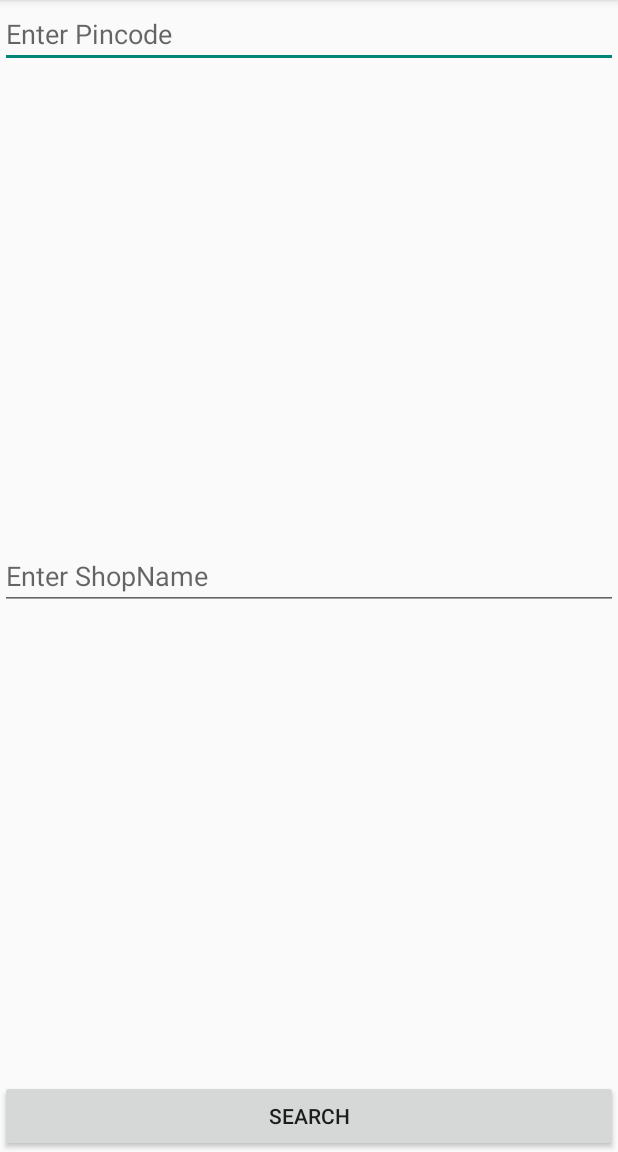
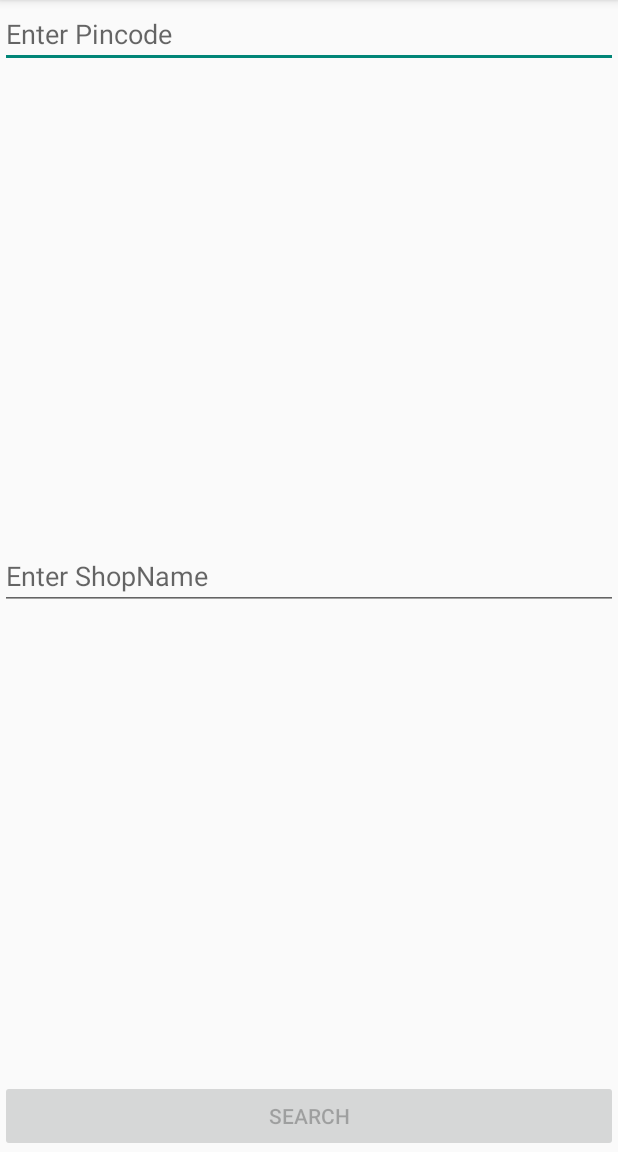
Before and after one commit to getmedsoon/GetMedSoon, an Android app: the screen it shows after launch (MainActivity), after a tap on "Find Shop", on a phone screen of 412 x 824 dp, the part 84-1236 px from its top. Run offline under Robolectric (Android 15) with nearby library versions, the phone set to English and light mode, and no system bars; 2 statements that could not run were skipped.

```diff
--- a/app/src/main/AndroidManifest.xml
+++ b/app/src/main/AndroidManifest.xml
@@ -54,6 +54,11 @@
         <activity
             android:name=".searchpage.SearchMedicineActivity"
             android:label="@string/title_activity_search_Medicine" />
+
+        <activity
+            android:name=".searchpage.SearchShopActivity"
+            android:label="@string/title_activity_search_Shop" />
+
     </application>
 
 </manifest>
--- a/app/src/main/java/com/mosh/getmedsoon/MainActivity.java
+++ b/app/src/main/java/com/mosh/getmedsoon/MainActivity.java
@@ -172,7 +172,7 @@ public class MainActivity extends ActionBarActivity
                 case 1:
                     rootView = inflater.inflate(R.layout.fragment_main_med, container, false);
                  //   testAppengine();
-//                    validate1(rootView);
+                  validate1(rootView);
 //                    TextView textView = (TextView) rootView.findViewById(R.id.section_label);
 //                    textView.setText("Epic"+Integer.toString(getArguments().getInt(ARG_SECTION_NUMBER)));
 
@@ -210,13 +210,13 @@ public class MainActivity extends ActionBarActivity
         private void validate1(View rootView) {
             pincode=(EditText)rootView.findViewById(R.id.textPincode);
             shopName=(EditText)rootView.findViewById(R.id.textShopName);
-            searchButton=(Button)rootView.findViewById(R.id.buttonSearch);
+            searchButton=(Button)rootView.findViewById(R.id.buttonSearchShop);
             searchButton.setEnabled(false);
             searchButton.setOnClickListener(new View.OnClickListener() {
                 @Override
                 public void onClick(View view) {
                     Intent myintent = new Intent();
-                    myintent.setClassName("com.mosh.getmedsoon","com.mosh.getmedsoon.SearchResultsActivity");
+                    myintent.setClassName("com.mosh.getmedsoon","com.mosh.getmedsoon.searchpage.SearchShopActivity");
                     startActivity(myintent);
                 }
             });
@@ -360,6 +360,7 @@ public class MainActivity extends ActionBarActivity
 
         }
 
+
     }
 
     public void getInfo(){
--- a/app/src/main/java/com/mosh/getmedsoon/SQLiteDatabaseHit/SqliteController.java
+++ b/app/src/main/java/com/mosh/getmedsoon/SQLiteDatabaseHit/SqliteController.java
@@ -53,7 +53,7 @@ public class SqliteController  extends SQLiteOpenHelper {
             database.insert("MemberDetails", null, values);
             database.close();
             //getMedSoonCostants.perferenceCheck=true;
-           settings.edit().putBoolean("my_first_time", false).commit();
+           settings.edit().putBoolean("my_first_time", false).apply();
     }
 
    /* public int updateStudent(HashMap<String, String> queryValues) {
--- a/app/src/main/res/layout/activity_splash.xml
+++ b/app/src/main/res/layout/activity_splash.xml
@@ -14,8 +14,8 @@
     <TextView
         android:layout_width="fill_parent"
         android:layout_height="wrap_content"
-        android:layout_marginBottom="10dp"
-        android:textSize="12dp"
+        android:layout_marginBottom="10sp"
+        android:textSize="12sp"
         android:textColor="#454545"
         android:gravity="center_horizontal"
         android:layout_alignParentBottom="true"
--- a/app/src/main/res/layout/fragment_main_med.xml
+++ b/app/src/main/res/layout/fragment_main_med.xml
@@ -9,8 +9,8 @@
         android:layout_width="match_parent"
         android:layout_height="wrap_content"
         android:text="@string/buttonSearch"
-        android:id="@+id/buttonSearch"
-        android:layout_gravity="left|bottom"
+        android:id="@+id/buttonSearchShop"
+        android:layout_gravity="start|bottom"
         android:focusable="false"
         android:focusableInTouchMode="false"
         android:clickable="true"/>
--- a/app/src/main/res/layout/fragment_navigation_drawer.xml
+++ b/app/src/main/res/layout/fragment_navigation_drawer.xml
@@ -5,5 +5,4 @@
     android:choiceMode="singleChoice"
     android:divider="@android:color/transparent"
     android:dividerHeight="0dp"
-    android:background="#cccc"
     tools:context=".NavigationDrawerFragment" />
--- a/app/src/main/res/layout/medicine_search_result.xml
+++ b/app/src/main/res/layout/medicine_search_result.xml
@@ -8,6 +8,7 @@
 
     <EditText
         android:layout_width="match_parent"
+        android:inputType="text"
         android:layout_height="wrap_content"
         android:id="@+id/editText"
         android:text="Search Medicine" />
--- a/app/src/main/res/menu/global.xml
+++ b/app/src/main/res/menu/global.xml
@@ -1,5 +1,5 @@
 <menu xmlns:android="http://schemas.android.com/apk/res/android"
     xmlns:app="http://schemas.android.com/apk/res-auto">
     <item android:id="@+id/action_settings" android:title="@string/action_settings"
-        android:orderInCategory="100" android:showAsAction="never" />
+        android:orderInCategory="100" app:showAsAction="never"/>
 </menu>
--- a/app/src/main/res/menu/main.xml
+++ b/app/src/main/res/menu/main.xml
@@ -2,7 +2,7 @@
     xmlns:app="http://schemas.android.com/apk/res-auto"
     xmlns:tools="http://schemas.android.com/tools" tools:context=".MainActivity">
     <item android:id="@+id/action_example" android:title="@string/action_example"
-        android:showAsAction="withText|ifRoom" />
+        app:showAsAction="withText|ifRoom" />
     <item android:id="@+id/action_settings" android:title="@string/action_settings"
-        android:orderInCategory="100" android:showAsAction="never" />
+        android:orderInCategory="100" app:showAsAction="never" />
 </menu>
--- a/app/src/main/res/values/strings.xml
+++ b/app/src/main/res/values/strings.xml
@@ -29,6 +29,8 @@
     <string name="myDetailsSaveName">SAVE</string>
     <string name="title_activity_search_results">SearchResultsActivity</string>
     <string name="title_activity_search_Medicine">SearchMedicineActivity</string>
+    <string name="title_activity_search_Shop">SearchShopActivity</string>
+    <string name="title_activity_test">title_activity_test</string>
     <string name="hello_world">Hello world!</string>
 
 
```
